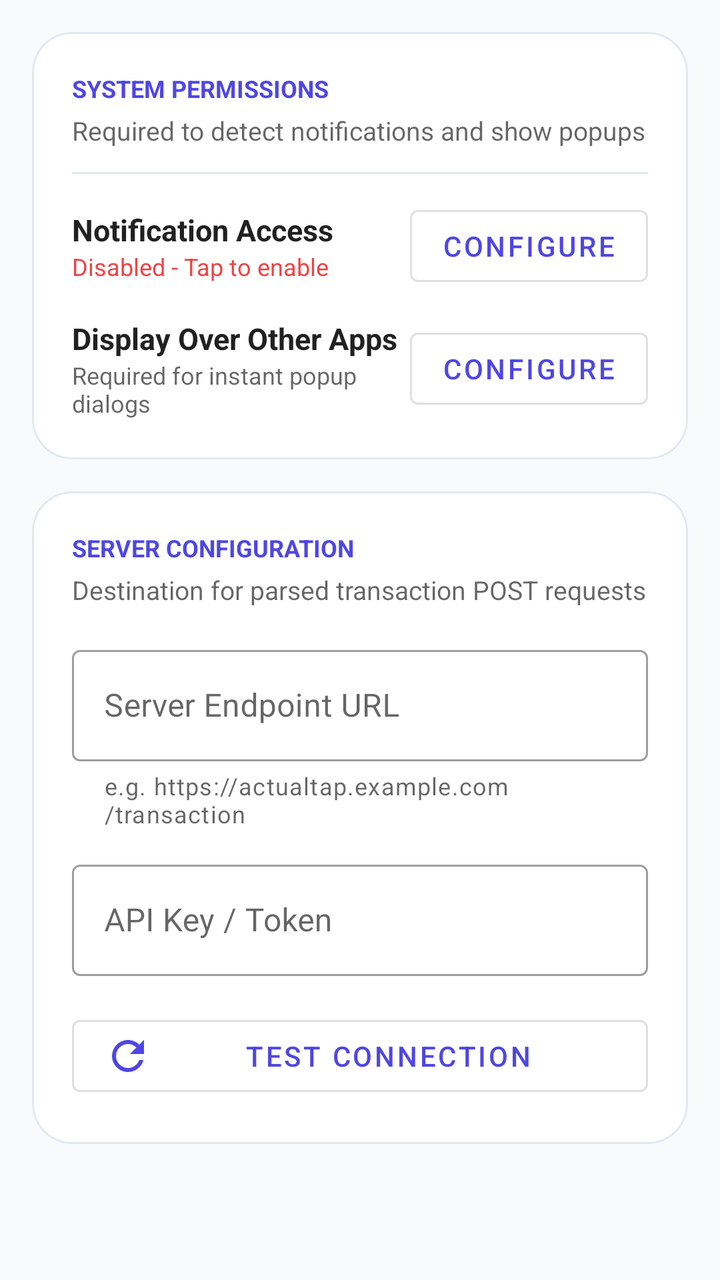
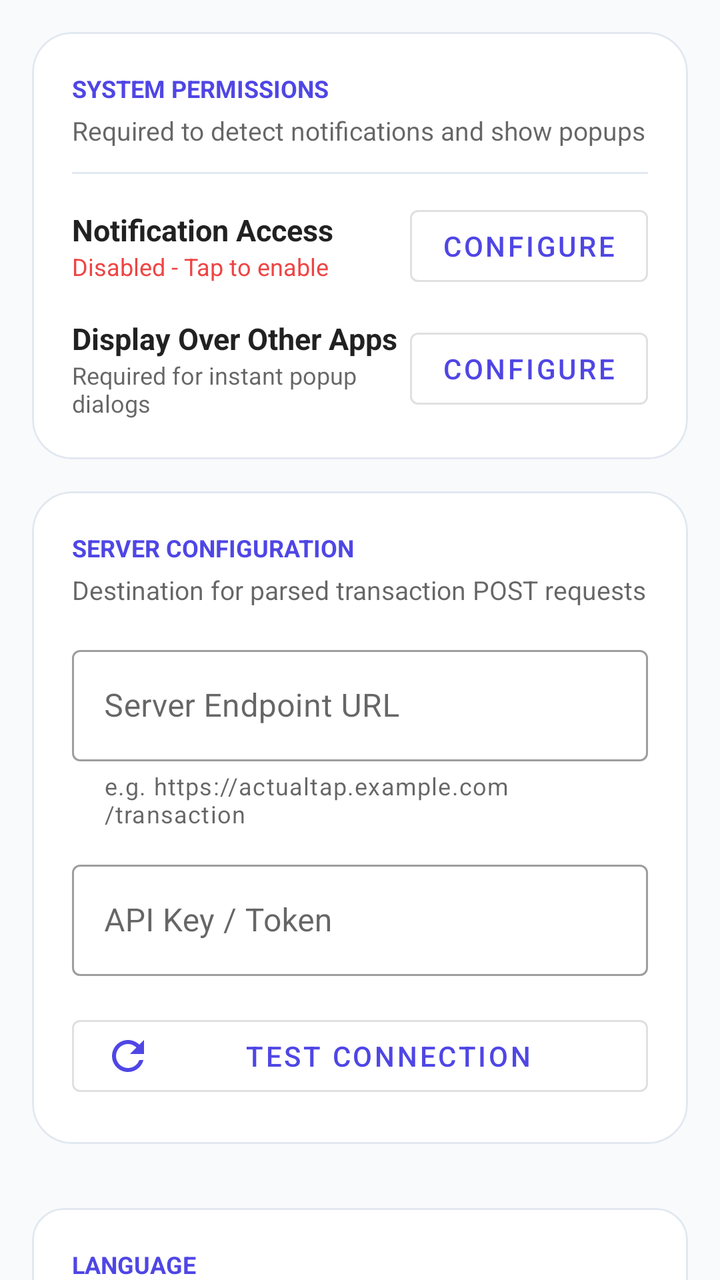

The first picture is an Android layout as it rendered before a commit; the second is the same layout after the commit. The layout source and the unified diff follow.
<!-- AndroidManifest.xml: application theme Theme.ActualApp -->
<!-- res/layout/fragment_settings.xml -->
<?xml version="1.0" encoding="utf-8"?>
<androidx.core.widget.NestedScrollView
    xmlns:android="http://schemas.android.com/apk/res/android"
    xmlns:app="http://schemas.android.com/apk/res-auto"
    android:layout_width="match_parent"
    android:layout_height="match_parent">

    <LinearLayout
        android:layout_width="match_parent"
        android:layout_height="wrap_content"
        android:orientation="vertical"
        android:padding="16dp">

        
        <com.google.android.material.card.MaterialCardView
            android:layout_width="match_parent"
            android:layout_height="wrap_content"
            android:layout_marginBottom="16dp"
            app:cardBackgroundColor="?attr/colorSurface"
            app:cardCornerRadius="20dp"
            app:cardElevation="0dp"
            app:strokeColor="@color/card_stroke"
            app:strokeWidth="1dp">

            <LinearLayout
                android:layout_width="match_parent"
                android:layout_height="wrap_content"
                android:orientation="vertical"
                android:padding="20dp">

                <TextView
                    android:layout_width="wrap_content"
                    android:layout_height="wrap_content"
                    android:text="SYSTEM PERMISSIONS"
                    android:textColor="@color/primary"
                    android:textSize="12sp"
                    android:textStyle="bold" />

                <TextView
                    android:layout_width="wrap_content"
                    android:layout_height="wrap_content"
                    android:layout_marginTop="4dp"
                    android:text="Required to detect notifications and show popups"
                    android:textColor="?android:attr/textColorSecondary"
                    android:textSize="13sp" />

                <View
                    android:layout_width="match_parent"
                    android:layout_height="1dp"
                    android:layout_marginTop="12dp"
                    android:layout_marginBottom="12dp"
                    android:background="@color/card_stroke" />

                
                <LinearLayout
                    android:layout_width="match_parent"
                    android:layout_height="wrap_content"
                    android:gravity="center_vertical"
                    android:orientation="horizontal">

                    <LinearLayout
                        android:layout_width="0dp"
                        android:layout_height="wrap_content"
                        android:layout_weight="1"
                        android:orientation="vertical">

                        <TextView
                            android:layout_width="wrap_content"
                            android:layout_height="wrap_content"
                            android:text="Notification Access"
                            android:textColor="?android:attr/textColorPrimary"
                            android:textSize="15sp"
                            android:textStyle="bold" />

                        <TextView
                            android:id="@+id/tvNotificationStatus"
                            android:layout_width="wrap_content"
                            android:layout_height="wrap_content"
                            android:text="Disabled - Tap to enable"
                            android:textColor="@color/danger"
                            android:textSize="12sp" />
                    </LinearLayout>

                    <com.google.android.material.button.MaterialButton
                        android:id="@+id/btnGrantNotification"
                        style="@style/Widget.MaterialComponents.Button.OutlinedButton"
                        android:layout_width="wrap_content"
                        android:layout_height="wrap_content"
                        android:text="Configure" />
                </LinearLayout>

                
                <LinearLayout
                    android:layout_width="match_parent"
                    android:layout_height="wrap_content"
                    android:layout_marginTop="12dp"
                    android:gravity="center_vertical"
                    android:orientation="horizontal">

                    <LinearLayout
                        android:layout_width="0dp"
                        android:layout_height="wrap_content"
                        android:layout_weight="1"
                        android:orientation="vertical">

                        <TextView
                            android:layout_width="wrap_content"
                            android:layout_height="wrap_content"
                            android:text="Display Over Other Apps"
                            android:textColor="?android:attr/textColorPrimary"
                            android:textSize="15sp"
                            android:textStyle="bold" />

                        <TextView
                            android:id="@+id/tvOverlayStatus"
                            android:layout_width="wrap_content"
                            android:layout_height="wrap_content"
                            android:text="Required for instant popup dialogs"
                            android:textColor="?android:attr/textColorSecondary"
                            android:textSize="12sp" />
                    </LinearLayout>

                    <com.google.android.material.button.MaterialButton
                        android:id="@+id/btnGrantOverlay"
                        style="@style/Widget.MaterialComponents.Button.OutlinedButton"
                        android:layout_width="wrap_content"
                        android:layout_height="wrap_content"
                        android:text="Configure" />
                </LinearLayout>
            </LinearLayout>
        </com.google.android.material.card.MaterialCardView>

        
        <com.google.android.material.card.MaterialCardView
            android:layout_width="match_parent"
            android:layout_height="wrap_content"
            android:layout_marginBottom="16dp"
            app:cardBackgroundColor="?attr/colorSurface"
            app:cardCornerRadius="20dp"
            app:cardElevation="0dp"
            app:strokeColor="@color/card_stroke"
            app:strokeWidth="1dp">

            <LinearLayout
                android:layout_width="match_parent"
                android:layout_height="wrap_content"
                android:orientation="vertical"
                android:padding="20dp">

                <TextView
                    android:layout_width="wrap_content"
                    android:layout_height="wrap_content"
                    android:text="SERVER CONFIGURATION"
                    android:textColor="@color/primary"
                    android:textSize="12sp"
                    android:textStyle="bold" />

                <TextView
                    android:layout_width="wrap_content"
                    android:layout_height="wrap_content"
                    android:layout_marginTop="4dp"
                    android:layout_marginBottom="16dp"
                    android:text="Destination for parsed transaction POST requests"
                    android:textColor="?android:attr/textColorSecondary"
                    android:textSize="13sp" />

                <com.google.android.material.textfield.TextInputLayout
                    style="@style/Widget.MaterialComponents.TextInputLayout.OutlinedBox"
                    android:layout_width="match_parent"
                    android:layout_height="wrap_content"
                    android:layout_marginBottom="12dp"
                    android:hint="Server Endpoint URL"
                    app:helperText="e.g. https://actualtap.example.com/transaction">

                    <com.google.android.material.textfield.TextInputEditText
                        android:id="@+id/etServerUrl"
                        android:layout_width="match_parent"
                        android:layout_height="wrap_content"
                        android:inputType="textUri" />
                </com.google.android.material.textfield.TextInputLayout>

                <com.google.android.material.textfield.TextInputLayout
                    style="@style/Widget.MaterialComponents.TextInputLayout.OutlinedBox"
                    android:layout_width="match_parent"
                    android:layout_height="wrap_content"
                    android:layout_marginBottom="16dp"
                    android:hint="API Key / Token">

                    <com.google.android.material.textfield.TextInputEditText
                        android:id="@+id/etApiToken"
                        android:layout_width="match_parent"
                        android:layout_height="wrap_content"
                        android:inputType="textPassword" />
                </com.google.android.material.textfield.TextInputLayout>

                <com.google.android.material.button.MaterialButton
                    android:id="@+id/btnTestConnection"
                    style="@style/Widget.MaterialComponents.Button.OutlinedButton"
                    android:layout_width="match_parent"
                    android:layout_height="48dp"
                    android:text="Test Connection"
                    app:icon="@drawable/ic_refresh" />
            </LinearLayout>
        </com.google.android.material.card.MaterialCardView>

    </LinearLayout>
</androidx.core.widget.NestedScrollView>
<!-- resources referenced by this layout -->
<resources>
  <color name="card_stroke">#E2E8F0</color>
  <color name="danger">#EF4444</color>
  <color name="primary">#4F46E5</color>
  <!-- drawable ic_refresh (drawable) -->
  <vector xmlns:android="http://schemas.android.com/apk/res/android"
      android:width="24dp"
      android:height="24dp"
      android:viewportWidth="24"
      android:viewportHeight="24">
      <path
          android:fillColor="@color/primary"
          android:pathData="M17.65,6.35C16.2,4.9 14.21,4 12,4c-4.42,0 -7.99,3.58 -7.99,8s3.57,8 7.99,8c3.73,0 6.84,-2.55 7.73,-6h-2.08c-0.82,2.33 -3.04,4 -5.65,4 -3.31,0 -6,-2.69 -6,-6s2.69,-6 6,-6c1.66,0 3.14,0.69 4.22,1.78L13,11h7L20,4l-2.35,2.35z"/>
  </vector>
  <style name="Theme.ActualApp" parent="Theme.MaterialComponents.DayNight.NoActionBar">
          
          <item name="colorPrimary">@color/primary</item>
          <item name="colorPrimaryVariant">@color/primary_variant</item>
          <item name="colorOnPrimary">@color/white</item>
          
          <item name="colorSecondary">@color/secondary</item>
          <item name="colorSecondaryVariant">@color/secondary_variant</item>
          <item name="colorOnSecondary">@color/white</item>
          
          <item name="android:windowBackground">@color/background</item>
          <item name="colorSurface">@color/surface</item>
          <item name="android:colorBackground">@color/background</item>
          <item name="android:statusBarColor">@color/surface</item>
          <item name="android:windowLightStatusBar">true</item>
          
          <item name="boxStrokeColor">@color/text_input_box_stroke</item>
          <item name="boxBackgroundColor">@color/text_input_box_background</item>
          <item name="hintTextColor">?colorPrimary</item>
      </style>
  <color name="primary_variant">#4338CA</color>
  <color name="white">#FFFFFF</color>
  <color name="secondary">#10B981</color>
  <color name="secondary_variant">#059669</color>
  <color name="background">#F8FAFC</color>
  <color name="surface">#FFFFFF</color>
</resources>

<!-- the commit's change to res/layout/fragment_settings.xml (unified diff, before → after) -->
@@ -31,7 +31,7 @@
                 <TextView
                     android:layout_width="wrap_content"
                     android:layout_height="wrap_content"
-                    android:text="SYSTEM PERMISSIONS"
+                    android:text="@string/settings_perm_header"
                     android:textColor="@color/primary"
                     android:textSize="12sp"
                     android:textStyle="bold" />
@@ -40,7 +40,7 @@
                     android:layout_width="wrap_content"
                     android:layout_height="wrap_content"
                     android:layout_marginTop="4dp"
-                    android:text="Required to detect notifications and show popups"
+                    android:text="@string/settings_perm_desc"
                     android:textColor="?android:attr/textColorSecondary"
                     android:textSize="13sp" />
 
@@ -67,7 +67,7 @@
                         <TextView
                             android:layout_width="wrap_content"
                             android:layout_height="wrap_content"
-                            android:text="Notification Access"
+                            android:text="@string/settings_notif_access"
                             android:textColor="?android:attr/textColorPrimary"
                             android:textSize="15sp"
                             android:textStyle="bold" />
@@ -76,7 +76,7 @@
                             android:id="@+id/tvNotificationStatus"
                             android:layout_width="wrap_content"
                             android:layout_height="wrap_content"
-                            android:text="Disabled - Tap to enable"
+                            android:text="@string/settings_notif_disabled_short"
                             android:textColor="@color/danger"
                             android:textSize="12sp" />
                     </LinearLayout>
@@ -86,7 +86,7 @@
                         style="@style/Widget.MaterialComponents.Button.OutlinedButton"
                         android:layout_width="wrap_content"
                         android:layout_height="wrap_content"
-                        android:text="Configure" />
+                        android:text="@string/settings_configure" />
                 </LinearLayout>
 
                 
@@ -106,7 +106,7 @@
                         <TextView
                             android:layout_width="wrap_content"
                             android:layout_height="wrap_content"
-                            android:text="Display Over Other Apps"
+                            android:text="@string/settings_overlay_title"
                             android:textColor="?android:attr/textColorPrimary"
                             android:textSize="15sp"
                             android:textStyle="bold" />
@@ -115,7 +115,7 @@
                             android:id="@+id/tvOverlayStatus"
                             android:layout_width="wrap_content"
                             android:layout_height="wrap_content"
-                            android:text="Required for instant popup dialogs"
+                            android:text="@string/settings_overlay_desc"
                             android:textColor="?android:attr/textColorSecondary"
                             android:textSize="12sp" />
                     </LinearLayout>
@@ -125,7 +125,7 @@
                         style="@style/Widget.MaterialComponents.Button.OutlinedButton"
                         android:layout_width="wrap_content"
                         android:layout_height="wrap_content"
-                        android:text="Configure" />
+                        android:text="@string/settings_configure" />
                 </LinearLayout>
             </LinearLayout>
         </com.google.android.material.card.MaterialCardView>
@@ -150,7 +150,7 @@
                 <TextView
                     android:layout_width="wrap_content"
                     android:layout_height="wrap_content"
-                    android:text="SERVER CONFIGURATION"
+                    android:text="@string/settings_server_header"
                     android:textColor="@color/primary"
                     android:textSize="12sp"
                     android:textStyle="bold" />
@@ -160,7 +160,7 @@
                     android:layout_height="wrap_content"
                     android:layout_marginTop="4dp"
                     android:layout_marginBottom="16dp"
-                    android:text="Destination for parsed transaction POST requests"
+                    android:text="@string/settings_server_desc"
                     android:textColor="?android:attr/textColorSecondary"
                     android:textSize="13sp" />
 
@@ -169,8 +169,8 @@
                     android:layout_width="match_parent"
                     android:layout_height="wrap_content"
                     android:layout_marginBottom="12dp"
-                    android:hint="Server Endpoint URL"
-                    app:helperText="e.g. https://actualtap.example.com/transaction">
+                    android:hint="@string/settings_server_url"
+                    app:helperText="@string/settings_server_url_helper">
 
                     <com.google.android.material.textfield.TextInputEditText
                         android:id="@+id/etServerUrl"
@@ -184,7 +184,7 @@
                     android:layout_width="match_parent"
                     android:layout_height="wrap_content"
                     android:layout_marginBottom="16dp"
-                    android:hint="API Key / Token">
+                    android:hint="@string/settings_api_token">
 
                     <com.google.android.material.textfield.TextInputEditText
                         android:id="@+id/etApiToken"
@@ -198,10 +198,58 @@
                     style="@style/Widget.MaterialComponents.Button.OutlinedButton"
                     android:layout_width="match_parent"
                     android:layout_height="48dp"
-                    android:text="Test Connection"
+                    android:text="@string/settings_test_connection"
                     app:icon="@drawable/ic_refresh" />
             </LinearLayout>
         </com.google.android.material.card.MaterialCardView>
 
+
+        <com.google.android.material.card.MaterialCardView
+            android:layout_width="match_parent"
+            android:layout_height="wrap_content"
+            android:layout_marginTop="16dp"
+            app:cardCornerRadius="16dp"
+            app:cardElevation="0dp"
+            app:strokeColor="@color/card_stroke"
+            app:strokeWidth="1dp">
+
+            <LinearLayout
+                android:layout_width="match_parent"
+                android:layout_height="wrap_content"
+                android:orientation="vertical"
+                android:padding="20dp">
+
+                <TextView
+                    android:layout_width="wrap_content"
+                    android:layout_height="wrap_content"
+                    android:text="@string/settings_language_header"
+                    android:textColor="@color/primary"
+                    android:textSize="12sp"
+                    android:textStyle="bold" />
+
+                <TextView
+                    android:layout_width="wrap_content"
+                    android:layout_height="wrap_content"
+                    android:layout_marginTop="4dp"
+                    android:layout_marginBottom="16dp"
+                    android:text="@string/settings_language_desc"
+                    android:textColor="?android:attr/textColorSecondary"
+                    android:textSize="13sp" />
+
+                <com.google.android.material.textfield.TextInputLayout
+                    style="@style/Widget.MaterialComponents.TextInputLayout.OutlinedBox.ExposedDropdownMenu"
+                    android:layout_width="match_parent"
+                    android:layout_height="wrap_content"
+                    android:hint="@string/settings_language_label">
+
+                    <AutoCompleteTextView
+                        android:id="@+id/actvLanguage"
+                        android:layout_width="match_parent"
+                        android:layout_height="wrap_content"
+                        android:inputType="none" />
+                </com.google.android.material.textfield.TextInputLayout>
+            </LinearLayout>
+        </com.google.android.material.card.MaterialCardView>
+
     </LinearLayout>
 </androidx.core.widget.NestedScrollView>
<!-- resource entries referenced after the edit -->
@@ -13,6 +13,22 @@
           android:fillColor="@color/primary"
           android:pathData="M17.65,6.35C16.2,4.9 14.21,4 12,4c-4.42,0 -7.99,3.58 -7.99,8s3.57,8 7.99,8c3.73,0 6.84,-2.55 7.73,-6h-2.08c-0.82,2.33 -3.04,4 -5.65,4 -3.31,0 -6,-2.69 -6,-6s2.69,-6 6,-6c1.66,0 3.14,0.69 4.22,1.78L13,11h7L20,4l-2.35,2.35z"/>
   </vector>
+  <string name="settings_api_token">API Key / Token</string>
+  <string name="settings_configure">Configure</string>
+  <string name="settings_language_desc">Choose the language of the app</string>
+  <string name="settings_language_header">LANGUAGE</string>
+  <string name="settings_language_label">App language</string>
+  <string name="settings_notif_access">Notification Access</string>
+  <string name="settings_notif_disabled_short">Disabled - Tap to enable</string>
+  <string name="settings_overlay_desc">Required for instant popup dialogs</string>
+  <string name="settings_overlay_title">Display Over Other Apps</string>
+  <string name="settings_perm_desc">Required to detect notifications and show popups</string>
+  <string name="settings_perm_header">SYSTEM PERMISSIONS</string>
+  <string name="settings_server_desc">Destination for parsed transaction POST requests</string>
+  <string name="settings_server_header">SERVER CONFIGURATION</string>
+  <string name="settings_server_url">Server Endpoint URL</string>
+  <string name="settings_server_url_helper">e.g. https://actualtap.example.com/transaction</string>
+  <string name="settings_test_connection">Test Connection</string>
   <style name="Theme.ActualApp" parent="Theme.MaterialComponents.DayNight.NoActionBar">
           
           <item name="colorPrimary">@color/primary</item>
